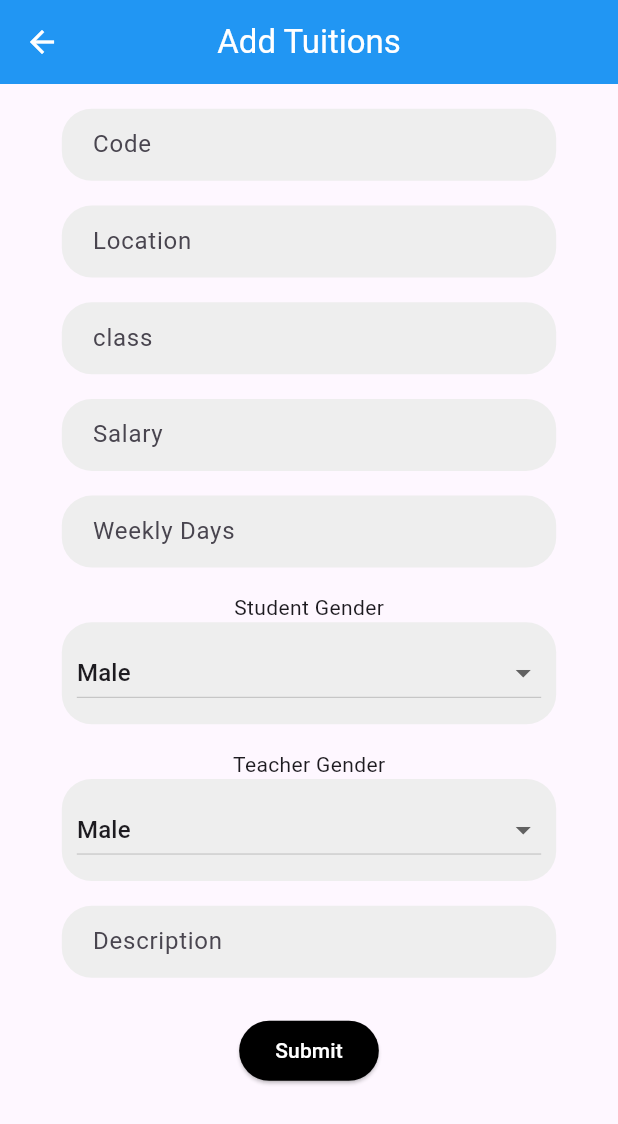
After one commit to shakib08/tutorpro, a Flutter app: the admin_home_page screen opened directly, after a tap on "Add Tuitions", on a phone screen of 412 x 824 dp. The commit adds this screen. Shown: the top 1124 px of the screen. Run offline on Flutter 3.47's test engine with Material 3 defaults, Android fonts, the light colour scheme and no system bars; our stand-ins replace cloud_firestore, firebase_auth, firebase_core, firebase_storage, image_picker; accounts and stored records are empty; network calls fail.

Commit message:
Admin page done

```diff
--- /dev/null
+++ b/lib/Admin Pages/addtuitions.dart
@@ -0,0 +1,234 @@
+import 'package:cloud_firestore/cloud_firestore.dart';
+import 'package:flutter/material.dart';
+import 'package:tutorpro/Components/button.dart';
+import 'package:tutorpro/Components/textinput.dart';
+
+class add_tuitions extends StatefulWidget {
+  const add_tuitions({super.key});
+
+  @override
+  State<add_tuitions> createState() => _add_tuitionsState();
+}
+
+class _add_tuitionsState extends State<add_tuitions> {
+  @override
+  Widget build(BuildContext context) {
+    return Scaffold(
+      appBar: AppBar(
+        centerTitle: true,
+        title: Text("Add Tuitions", style: TextStyle(color: Colors.white),),
+        backgroundColor: Colors.blue,
+        iconTheme: const IconThemeData(color: Colors.white),
+      ),
+      body: addtuitionbody(),
+    );
+  }
+}
+
+
+
+
+
+class addtuitionbody extends StatefulWidget {
+  const addtuitionbody({super.key});
+
+  @override
+  State<addtuitionbody> createState() => _addtuitionbodyState();
+}
+
+class _addtuitionbodyState extends State<addtuitionbody> {
+  TextEditingController code = TextEditingController();
+  TextEditingController location = TextEditingController();
+  TextEditingController tuitionclass = TextEditingController();
+  TextEditingController days = TextEditingController();
+  TextEditingController salary = TextEditingController();
+  TextEditingController description = TextEditingController();
+  String studentgender = 'Male';
+  final List<String> _studentgender = ['Male', 'Female'];
+  String tutorgender = 'Male';
+  final List<String> _tutorgender = ['Male', 'Female'];
+
+bool isLoading = false;
+  @override
+
+
+
+
+
+  Future<void> addtodb() async {
+    if (code.text.isEmpty ||
+        location.text.isEmpty ||
+        tuitionclass.text.isEmpty ||
+        days.text.isEmpty ||
+        salary.text.isEmpty ||
+        description.text.isEmpty) {
+      ScaffoldMessenger.of(context).showSnackBar(
+        SnackBar(content: Text('Please fill in all the fields')),
+      );
+      return;
+    }
+
+    setState(() {
+      isLoading = true;
+    });
+
+    try {
+      final querySnapshot = await FirebaseFirestore.instance
+          .collection('tuitions')
+          .where('code', isEqualTo: code.text)
+          .get();
+
+      if (querySnapshot.docs.isNotEmpty) {
+        ScaffoldMessenger.of(context).showSnackBar(
+          SnackBar(content: Text('This code already exists')),
+        );
+        return;
+      }
+       showDialog(
+      context: context,
+      barrierDismissible: false,
+      builder: (BuildContext context) {
+        return Dialog(
+          child: Padding(
+            padding: const EdgeInsets.all(20),
+            child: Row(
+              mainAxisSize: MainAxisSize.min,
+              children: [
+                CircularProgressIndicator(),
+                SizedBox(width: 20),
+                Text("Adding..."),
+              ],
+            ),
+          ),
+        );
+      },
+    );
+      await FirebaseFirestore.instance.collection('tuitions').add({
+        'code': code.text,
+        'location': location.text,
+        'class': tuitionclass.text,
+        'days': days.text,
+        'salary': salary.text,
+        'description': description.text,
+        'studentGender': studentgender,
+        'tutorGender': tutorgender,
+      });
+       Navigator.of(context).pop();
+      ScaffoldMessenger.of(context).showSnackBar(
+        SnackBar(content: Text('Tuition added successfully')),
+      );
+    } catch (e) {
+      ScaffoldMessenger.of(context).showSnackBar(
+        SnackBar(content: Text('Failed to add tuition: $e')),
+      );
+    } finally {
+      setState(() {
+        isLoading = false;
+      });
+    }
+  }
+
+
+
+
+
+
+
+  Widget build(BuildContext context) {
+    Size size = MediaQuery.of(context).size;
+    return SafeArea(
+      child: SingleChildScrollView(
+         child: Center(
+           child: Column(
+             mainAxisAlignment: MainAxisAlignment.center,
+             children: [
+              SizedBox(height: size.height*0.02,),
+
+              textinput(hintText: "Code", texteditingcontroller: code, inputType: TextInputType.number),
+              SizedBox(height: size.height*0.02,),
+              textinput(hintText: "Location", texteditingcontroller: location, inputType: TextInputType.text),
+              SizedBox(height: size.height*0.02,),
+              textinput(hintText: "class", texteditingcontroller: tuitionclass, inputType: TextInputType.text),
+              SizedBox(height: size.height*0.02,),
+              textinput(hintText: "Salary", texteditingcontroller: salary, inputType: TextInputType.number),
+               SizedBox(height: size.height*0.02,),
+              textinput(hintText: "Weekly Days", texteditingcontroller: days, inputType: TextInputType.number),
+              SizedBox(height: size.height*0.02,),
+
+               Text("Student Gender"),
+               Container(
+                    width: size.width * 0.8,
+                    decoration: BoxDecoration(
+                      borderRadius: BorderRadius.circular(20),
+                      color: Colors.grey[200],
+                    ),
+                    child: Padding(
+                      padding: EdgeInsets.all(10),
+                      child: DropdownButton<String>(
+                        isExpanded: true,
+                        value: studentgender,
+                        items: _studentgender.map<DropdownMenuItem<String>>((String value) {
+                          return DropdownMenuItem<String>(
+                            value: value,
+                            child: Text(value),
+                          );
+                        }).toList(),
+                        onChanged: (String? newValue) {
+                          setState(() {
+                            studentgender = newValue!;
+                          });
+                        },
+                      ),
+                    ),
+                  ),
+
+
+                SizedBox(height: size.height*0.02,),
+
+
+                 Text("Teacher Gender"),
+               Container(
+                    width: size.width * 0.8,
+                    decoration: BoxDecoration(
+                      borderRadius: BorderRadius.circular(20),
+                      color: Colors.grey[200],
+                    ),
+                    child: Padding(
+                      padding: EdgeInsets.all(10),
+                      child: DropdownButton<String>(
+                        isExpanded: true,
+                        value: tutorgender,
+                        items: _tutorgender.map<DropdownMenuItem<String>>((String value) {
+                          return DropdownMenuItem<String>(
+                            value: value,
+                            child: Text(value),
+                          );
+                        }).toList(),
+                        onChanged: (String? newtutorValue) {
+                          setState(() {
+                            tutorgender = newtutorValue!;
+                          });
+                        },
+                      ),
+                    ),
+                  ),
+
+              SizedBox(height: size.height*0.02,),
+              textinput(hintText: "Description", texteditingcontroller: description, inputType: TextInputType.text),
+
+              SizedBox(height: size.height*0.03,),
+
+              customButton(
+                onPressed: addtodb,
+                hintText: "Submit",
+                backgroundColor: Colors.black
+                )
+
+
+             ],
+           ),
+         ),
+      )
+      );
+  }
+}
--- /dev/null
+++ b/lib/admin.dart
@@ -0,0 +1,266 @@
+import 'package:firebase_auth/firebase_auth.dart';
+import 'package:flutter/material.dart';
+import 'package:flutter/widgets.dart';
+import 'package:tutorpro/Admin%20Pages/addtuitions.dart';
+import 'package:tutorpro/login.dart';
+
+class admin_home_page extends StatefulWidget {
+  const admin_home_page({super.key});
+
+  @override
+  State<admin_home_page> createState() => _admin_home_pageState();
+}
+
+class _admin_home_pageState extends State<admin_home_page> {
+  @override
+  Widget build(BuildContext context) {
+    return Scaffold(
+      appBar: AppBar(
+        centerTitle: true,
+        title: Text("Admin Page", style: TextStyle(color: Colors.white),),
+        backgroundColor: Colors.blue,
+       iconTheme: const IconThemeData(color: Colors.white),
+      ),
+      drawer: navigationDrawer(),
+      body: adminHomePage(),
+    );
+  }
+}
+
+
+
+
+
+
+class navigationDrawer extends StatefulWidget {
+  const navigationDrawer({super.key});
+
+  @override
+  State<navigationDrawer> createState() => _navigationDrawerState();
+}
+
+class _navigationDrawerState extends State<navigationDrawer> {
+  @override
+  Widget build(BuildContext context) {
+    Size size = MediaQuery.of(context).size;
+    return Drawer(
+      child: ListView(
+        padding: EdgeInsets.zero,
+        children: [
+          DrawerHeader(
+            decoration: BoxDecoration(color: Colors.blueGrey),
+            child: Column(
+              children: [
+                CircleAvatar(
+                  radius: 50,
+                  child: Icon(Icons.person),
+                ),
+                Text("Admin", style: TextStyle(color: Colors.white, fontSize: size.width*0.06, fontWeight: FontWeight.bold),)
+              ],
+            )
+            ),
+            ListTile(
+            leading: Icon(Icons.logout),
+            title: Text('Logout'),
+            onTap: () async {
+                await FirebaseAuth.instance.signOut();
+              Navigator.pushReplacement(
+                context,
+                MaterialPageRoute(
+                  builder: (context) => login(),
+                ),
+              );
+            },
+            )
+        ],
+        ),
+    );
+  }
+}
+
+
+
+
+
+
+class adminHomePage extends StatefulWidget {
+  const adminHomePage({super.key});
+
+  @override
+  State<adminHomePage> createState() => _adminHomePageState();
+}
+
+class _adminHomePageState extends State<adminHomePage> {
+  @override
+  Widget build(BuildContext context) {
+    Size size = MediaQuery.of(context).size;
+    return SafeArea(
+      child: SingleChildScrollView(
+        child: Center(
+          child: Column(
+             children: [
+
+              SizedBox(height: size.height*0.02,),
+              Text("Admin Panel", style: TextStyle(fontSize: size.width*0.1, fontWeight: FontWeight.bold),),
+
+
+              SizedBox(height: size.height*0.02,),
+
+
+
+              Row(
+                mainAxisAlignment: MainAxisAlignment.center,
+                children: [
+                  Text("Tutor",
+                  style: TextStyle(
+                    color: Colors.green,
+                    fontSize: size.width*0.1,
+                    fontWeight: FontWeight.bold
+                    ),
+                    ),
+
+                    Text("Pro",
+                  style: TextStyle(
+                    color: Colors.black,
+                    fontSize: size.width*0.1,
+                    fontWeight: FontWeight.bold
+                    ),
+                    ),
+                ],
+              ),
+
+              SizedBox(height: size.height*0.02,),
+
+
+
+              //Add Tuitions
+              GestureDetector(
+                onTap: (){
+                  Navigator.push(context, MaterialPageRoute(builder: (context)=>add_tuitions()));
+                },
+                child: Container(
+                  padding: EdgeInsets.all(size.width * 0.02),
+                  width: size.width*0.9,
+                  decoration: BoxDecoration(
+                    color: const Color.fromARGB(255, 61, 47, 3),
+                    borderRadius: BorderRadius.circular(20),
+                  ),
+                  child: Row(
+                    children:[
+                    Icon(Icons.add, color: Colors.white,),
+                    SizedBox(width: size.width*0.02,),
+                    Text("Add Tuitions",
+                    style: TextStyle(
+                      color: Colors.white,
+                      fontSize: size.width*0.08,
+                      fontWeight: FontWeight.bold
+                      ),),]
+                  ),
+                ),
+              ),
+
+
+
+              SizedBox(height: size.height*0.02,),
+
+
+
+              //See Tuitions
+                GestureDetector(
+                onTap: (){},
+                child: Container(
+                  padding: EdgeInsets.all(size.width * 0.02),
+                  width: size.width*0.9,
+                  decoration: BoxDecoration(
+                    color: Color.fromARGB(255, 44, 53, 58),
+                    borderRadius: BorderRadius.circular(20),
+                  ),
+                  child: Row(
+                    children:[
+                    Icon(Icons.visibility, color: Colors.white,),
+                    SizedBox(width: size.width*0.02,),
+                    Text("See Tuitions",
+                    style: TextStyle(
+                      color: Colors.white,
+                      fontSize: size.width*0.08,
+                      fontWeight: FontWeight.bold
+                      ),),]
+                  ),
+                ),
+              ),
+
+
+
+              SizedBox(height: size.height*0.02,),
+
+
+
+              //See Tutors
+                GestureDetector(
+                onTap: (){},
+                child: Container(
+                  padding: EdgeInsets.all(size.width * 0.02),
+                  width: size.width*0.9,
+                  decoration: BoxDecoration(
+                    color: const Color.fromARGB(255, 62, 84, 95),
+                    borderRadius: BorderRadius.circular(20),
+                  ),
+                  child: Row(
+                    children:[
+                    Icon(Icons.school, color: Colors.white,),
+                    SizedBox(width: size.width*0.02,),
+                    Text("Tutors",
+                    style: TextStyle(
+                      color: Colors.white,
+                      fontSize: size.width*0.08,
+                      fontWeight: FontWeight.bold
+                      ),),]
+                  ),
+                ),
+              ),
+
+
+
+              SizedBox(height: size.height*0.02,),
+
+
+              //Write Terms & Conditions
+               //See Tutors
+                GestureDetector(
+                onTap: (){},
+                child: Container(
+                  padding: EdgeInsets.all(size.width * 0.02),
+                  width: size.width*0.9,
+                  decoration: BoxDecoration(
+                    color: Color.fromARGB(255, 27, 73, 0),
+                    borderRadius: BorderRadius.circular(20),
+                  ),
+                  child: Row(
+                    children:[
+                    Icon(Icons.description, color: Colors.white,),
+                    SizedBox(width: size.width*0.02,),
+                    Text("Terms & Conditions",
+                    style: TextStyle(
+                      color: Colors.white,
+                      fontSize: size.width*0.08,
+                      fontWeight: FontWeight.bold
+                      ),),]
+                  ),
+                ),
+              ),
+
+
+
+
+
+
+
+
+
+             ],
+          ),
+        ),
+      )
+      );
+  }
+}
--- a/lib/login.dart
+++ b/lib/login.dart
@@ -2,6 +2,7 @@ import 'package:firebase_auth/firebase_auth.dart';
 import 'package:flutter/material.dart';
 import 'package:tutorpro/Components/button.dart';
 import 'package:tutorpro/Components/textinput.dart';
+import 'package:tutorpro/admin.dart';
 import 'package:tutorpro/homepage.dart';
 import 'package:tutorpro/registration.dart';
 
@@ -61,12 +62,19 @@ class _loginState extends State<login> {
         ScaffoldMessenger.of(context).showSnackBar(
           SnackBar(content: Text("Login Successful")),
         );
+        if(emailcontroller.text=='admin@tutorpro.com' && passwordcontroller.text=='tutorpro'){
+          Navigator.pushReplacement(context, MaterialPageRoute(builder: (context) => admin_home_page()),);
+        }
+        else{
+          Navigator.pushReplacement(context, MaterialPageRoute(builder: (context) => home()),);
+        }
 
-        Navigator.pushReplacement(
-          context,
-          MaterialPageRoute(builder: (context) => home()),
-        );
-      } else {
+      }
+
+
+
+
+       else {
         ScaffoldMessenger.of(context).showSnackBar(
           SnackBar(content: Text("Invalid Email or Password!")),
         );
@@ -113,7 +121,9 @@ class _loginState extends State<login> {
                 ),
                 SizedBox(height: size.height * 0.05),
                 customButton(
-                  onPressed: loginUser,
+                  onPressed:
+
+                   loginUser,
                   hintText: "Log in",
                   backgroundColor: Colors.black,
                 ),
--- a/lib/main.dart
+++ b/lib/main.dart
@@ -1,6 +1,7 @@
 import 'package:firebase_auth/firebase_auth.dart';
 import 'package:flutter/material.dart';
 import 'package:firebase_core/firebase_core.dart';
+import 'package:tutorpro/admin.dart';
 import 'package:tutorpro/homepage.dart';
 import 'package:tutorpro/login.dart';
 import 'firebase_options.dart';
@@ -46,8 +47,20 @@ class AuthWrapper extends StatelessWidget {
               child: CircularProgressIndicator(),
             ),
           );
-        } else if (snapshot.hasData) {
-          return home(); // Replace with your actual home page
+        }
+
+
+
+
+         else if (snapshot.hasData) {
+          // Check if the logged-in user is an admin
+          final currentUser = snapshot.data!;
+          final isAdmin = currentUser.email == 'admin@tutorpro.com';
+          if (isAdmin) {
+            return admin_home_page(); // Redirect to admin page
+          } else {
+            return home(); // Redirect to regular user home page
+          }// Replace with your actual home page
         } else {
           return login(); // Replace with your actual login page
         }
```
Also changed, not shown: lib/registration.dart (+11 -0 lines).
